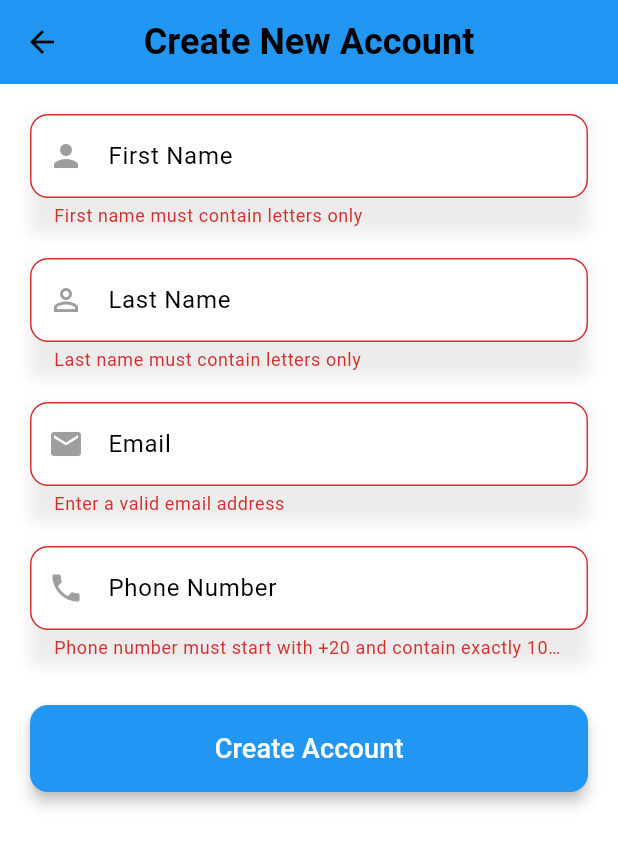
After one commit to SamehKalash/CustomsX, a Flutter app: the CreateAccountScreen screen opened by its route, after a tap on "Create Account", on a phone screen of 412 x 824 dp. The commit adds this screen. Shown: the top 847 px of the screen. Run offline on Flutter 3.47's test engine with Material 3 defaults, Android fonts, the phone set to English and light mode, and no system bars; our stand-ins replace cloud_firestore, firebase_core, shared_preferences; accounts and stored records are empty.

Commit message:
create user screen implemented with dark mode and styling and data entry validation

```diff
--- a/lib/main.dart
+++ b/lib/main.dart
@@ -6,6 +6,8 @@ import 'screens/tracking.dart';
 import 'screens/documents.dart';
 import 'screens/compliance.dart';
 import 'screens/settings.dart';
+import 'screens/forgot_password_screen.dart'; // Import Forgot Password Screen
+import 'screens/create_account_screen.dart'; // Import Create Account Screen
 import 'theme/theme_provider.dart';
 import 'theme/theme.dart'; // Import centralized theme definitions
 import 'screens/splash_screen.dart';
@@ -61,6 +63,8 @@ class GlobalClearApp extends StatelessWidget {
         '/documents': (context) => const DocumentManagementScreen(), // Documents route
         '/compliance': (context) => const ComplianceGuideScreen(), // Compliance route
         '/settings': (context) => const SettingsScreen(), // Settings route
+        '/forgot-password': (context) => const ForgotPasswordScreen(), // Forgot Password route
+        '/create-account': (context) => const CreateAccountScreen(), // Create Account route
       },
       onUnknownRoute: (settings) => MaterialPageRoute(
         builder: (context) =>
--- /dev/null
+++ b/lib/screens/create_account_screen.dart
@@ -0,0 +1,241 @@
+import 'package:flutter/material.dart';
+import 'package:flutter/services.dart';
+
+class CreateAccountScreen extends StatefulWidget {
+  const CreateAccountScreen({super.key});
+
+  @override
+  State<CreateAccountScreen> createState() => _CreateAccountScreenState();
+}
+
+class _CreateAccountScreenState extends State<CreateAccountScreen> {
+  final TextEditingController _emailController = TextEditingController();
+  final TextEditingController _firstNameController = TextEditingController();
+  final TextEditingController _lastNameController = TextEditingController();
+  final TextEditingController _mobileController = TextEditingController();
+
+  String? _firstNameError;
+  String? _lastNameError;
+  String? _emailError;
+  String? _mobileError;
+
+  void _createAccount() {
+    final email = _emailController.text.trim();
+    final firstName = _firstNameController.text.trim();
+    final lastName = _lastNameController.text.trim();
+    final mobile = _mobileController.text.trim();
+
+    setState(() {
+      _firstNameError =
+          firstName.isEmpty || !RegExp(r'^[a-zA-Z]+$').hasMatch(firstName)
+              ? 'First name must contain letters only'
+              : null;
+
+      _lastNameError =
+          lastName.isEmpty || !RegExp(r'^[a-zA-Z]+$').hasMatch(lastName)
+              ? 'Last name must contain letters only'
+              : null;
+
+      _emailError =
+          email.isEmpty || !RegExp(r'^[^@]+@[^@]+\.[^@]+$').hasMatch(email)
+              ? 'Enter a valid email address'
+              : null;
+
+      _mobileError =
+          mobile.isEmpty || !RegExp(r'^\+20\d{10}$').hasMatch(mobile)
+              ? 'Phone number must start with +20 and contain exactly 10 digits'
+              : null;
+    });
+
+    if (_firstNameError == null &&
+        _lastNameError == null &&
+        _emailError == null &&
+        _mobileError == null) {
+      ScaffoldMessenger.of(context).showSnackBar(
+        const SnackBar(
+          content: Text('Account created successfully!'),
+          backgroundColor: Colors.green,
+        ),
+      );
+
+      // Navigate to the Login Screen
+      Navigator.pushReplacementNamed(context, '/login');
+    }
+  }
+
+  @override
+  Widget build(BuildContext context) {
+    final isDarkMode = Theme.of(context).brightness == Brightness.dark;
+
+    return Scaffold(
+      appBar: AppBar(
+        title: Text(
+          'Create New Account',
+          style: TextStyle(
+            fontSize: 24,
+            fontWeight: FontWeight.bold,
+            color: isDarkMode ? Colors.white : Colors.black,
+          ),
+        ),
+        backgroundColor: isDarkMode ? Colors.grey[900] : Colors.blue,
+        elevation: isDarkMode ? 2 : 4,
+        centerTitle: true,
+      ),
+      body: Padding(
+        padding: const EdgeInsets.all(20.0),
+        child: SingleChildScrollView(
+          child: Column(
+            crossAxisAlignment: CrossAxisAlignment.stretch,
+            children: [
+              _buildTextField(
+                controller: _firstNameController,
+                labelText: 'First Name',
+                icon: Icons.person,
+                errorText: _firstNameError,
+                isDarkMode: isDarkMode,
+              ),
+              const SizedBox(height: 20),
+              _buildTextField(
+                controller: _lastNameController,
+                labelText: 'Last Name',
+                icon: Icons.person_outline,
+                errorText: _lastNameError,
+                isDarkMode: isDarkMode,
+              ),
+              const SizedBox(height: 20),
+              _buildTextField(
+                controller: _emailController,
+                labelText: 'Email',
+                icon: Icons.email,
+                errorText: _emailError,
+                isDarkMode: isDarkMode,
+                keyboardType: TextInputType.emailAddress,
+              ),
+              const SizedBox(height: 20),
+              _buildPhoneNumberField(
+                controller: _mobileController,
+                errorText: _mobileError,
+                isDarkMode: isDarkMode,
+              ),
+              const SizedBox(height: 30),
+              ElevatedButton(
+                onPressed: _createAccount,
+                style: ElevatedButton.styleFrom(
+                  padding: const EdgeInsets.symmetric(vertical: 16),
+                  shape: RoundedRectangleBorder(
+                    borderRadius: BorderRadius.circular(12.0),
+                  ),
+                  backgroundColor: Colors.blue,
+                  elevation: 4,
+                ),
+                child: const Text(
+                  'Create Account',
+                  style: TextStyle(fontSize: 18, color: Colors.white),
+                ),
+              ),
+            ],
+          ),
+        ),
+      ),
+    );
+  }
+
+  Widget _buildTextField({
+    required TextEditingController controller,
+    required String labelText,
+    required IconData icon,
+    String? errorText,
+    required bool isDarkMode,
+    TextInputType keyboardType = TextInputType.text,
+    List<TextInputFormatter>? inputFormatters,
+  }) {
+    return Container(
+      decoration: BoxDecoration(
+        boxShadow: [
+          BoxShadow(
+            color: isDarkMode ? Colors.black26 : Colors.grey.withOpacity(0.2),
+            blurRadius: 8,
+            offset: const Offset(0, 4),
+          ),
+        ],
+      ),
+      child: TextField(
+        controller: controller,
+        decoration: InputDecoration(
+          labelText: labelText,
+          labelStyle: TextStyle(
+            color: isDarkMode ? Colors.white70 : Colors.black,
+          ),
+          prefixIcon: Icon(
+            icon,
+            color: isDarkMode ? Colors.white70 : Colors.grey,
+          ),
+          border: OutlineInputBorder(borderRadius: BorderRadius.circular(12.0)),
+          enabledBorder: OutlineInputBorder(
+            borderSide: BorderSide(
+              color: isDarkMode ? Colors.white70 : Colors.grey,
+            ),
+          ),
+          focusedBorder: OutlineInputBorder(
+            borderSide: const BorderSide(color: Colors.blue),
+          ),
+          errorText: errorText,
+          filled: true,
+          fillColor: isDarkMode ? Colors.grey[850] : Colors.white,
+        ),
+        style: TextStyle(color: isDarkMode ? Colors.white : Colors.black),
+        keyboardType: keyboardType,
+        inputFormatters: inputFormatters,
+      ),
+    );
+  }
+
+  Widget _buildPhoneNumberField({
+    required TextEditingController controller,
+    String? errorText,
+    required bool isDarkMode,
+  }) {
+    return Container(
+      decoration: BoxDecoration(
+        boxShadow: [
+          BoxShadow(
+            color: isDarkMode ? Colors.black26 : Colors.grey.withOpacity(0.2),
+            blurRadius: 8,
+            offset: const Offset(0, 4),
+          ),
+        ],
+      ),
+      child: TextField(
+        controller: controller,
+        decoration: InputDecoration(
+          labelText: 'Phone Number',
+          labelStyle: TextStyle(
+            color: isDarkMode ? Colors.white70 : Colors.black,
+          ),
+          prefixIcon: Icon(
+            Icons.phone,
+            color: isDarkMode ? Colors.white70 : Colors.grey,
+          ),
+          border: OutlineInputBorder(borderRadius: BorderRadius.circular(12.0)),
+          enabledBorder: OutlineInputBorder(
+            borderSide: BorderSide(
+              color: isDarkMode ? Colors.white70 : Colors.grey,
+            ),
+          ),
+          focusedBorder: OutlineInputBorder(
+            borderSide: const BorderSide(color: Colors.blue),
+          ),
+          errorText: errorText,
+          filled: true,
+          fillColor: isDarkMode ? Colors.grey[850] : Colors.white,
+        ),
+        style: TextStyle(color: isDarkMode ? Colors.white : Colors.black),
+        keyboardType: TextInputType.phone,
+        inputFormatters: [
+          FilteringTextInputFormatter.digitsOnly,
+          LengthLimitingTextInputFormatter(13),
+        ],
+      ),
+    );
+  }
+}
--- /dev/null
+++ b/lib/screens/forgot_password_screen.dart
@@ -0,0 +1,20 @@
+import 'package:flutter/material.dart';
+
+class ForgotPasswordScreen extends StatelessWidget {
+  const ForgotPasswordScreen({super.key});
+
+  @override
+  Widget build(BuildContext context) {
+    return Scaffold(
+      appBar: AppBar(
+        title: const Text('Forgot Password'),
+      ),
+      body: Center(
+        child: const Text(
+          'Forgot Password Screen',
+          style: TextStyle(fontSize: 18),
+        ),
+      ),
+    );
+  }
+}
--- a/lib/screens/login_screen.dart
+++ b/lib/screens/login_screen.dart
@@ -17,7 +17,6 @@ class _LoginScreenState extends State<LoginScreen> {
     final password = _passwordController.text.trim();
 
     if (email.isEmpty || password.isEmpty) {
-      // Show a SnackBar if fields are empty
       ScaffoldMessenger.of(context).showSnackBar(
         SnackBar(
           content: const Text('Please enter both email and password'),
@@ -28,16 +27,14 @@ class _LoginScreenState extends State<LoginScreen> {
     }
 
     setState(() {
-      _isLoading = true; // Show loading indicator
+      _isLoading = true;
     });
 
-    // Simulate a login process
     Future.delayed(const Duration(seconds: 2), () {
       setState(() {
-        _isLoading = false; // Hide loading indicator
+        _isLoading = false;
       });
 
-      // Navigate to the Dashboard Screen
       Navigator.pushReplacementNamed(context, '/dashboard');
     });
   }
@@ -108,7 +105,9 @@ class _LoginScreenState extends State<LoginScreen> {
                   borderRadius: BorderRadius.circular(8.0),
                 ),
               ),
-              style: TextStyle(color: isDarkMode ? Colors.white : Colors.black),
+              style: TextStyle(
+                color: isDarkMode ? Colors.white : Colors.black,
+              ),
             ),
             const SizedBox(height: 16),
             TextField(
@@ -139,24 +138,23 @@ class _LoginScreenState extends State<LoginScreen> {
                   borderRadius: BorderRadius.circular(8.0),
                 ),
               ),
-              style: TextStyle(color: isDarkMode ? Colors.white : Colors.black),
+              style: TextStyle(
+                color: isDarkMode ? Colors.white : Colors.black,
+              ),
             ),
             const SizedBox(height: 20),
             ElevatedButton(
-              onPressed:
-                  _isLoading ? null : _login, // Disable button while loading
+              onPressed: _isLoading ? null : _login,
               style: ElevatedButton.styleFrom(
                 padding: const EdgeInsets.symmetric(vertical: 16),
                 shape: RoundedRectangleBorder(
                   borderRadius: BorderRadius.circular(8.0),
                 ),
-                backgroundColor:
-                    _isLoading
+                backgroundColor: _isLoading
                     ? (isDarkMode ? Colors.grey[800] : Colors.grey)
                     : Colors.blue,
               ),
-              child:
-                  _isLoading
+              child: _isLoading
                   ? const CircularProgressIndicator(
                       valueColor: AlwaysStoppedAnimation<Color>(Colors.white),
                     )
@@ -164,10 +162,32 @@ class _LoginScreenState extends State<LoginScreen> {
                       'Login',
                       style: TextStyle(
                         fontSize: 18,
-                          color:
-                              _isLoading
+                        color: _isLoading
                             ? (isDarkMode ? Colors.white70 : Colors.white)
                             : Colors.white,
+                      ),
+                    ),
+            ),
+            const SizedBox(height: 20),
+            TextButton(
+              onPressed: () {
+                Navigator.pushNamed(context, '/forgot-password');
+              },
+              child: Text(
+                'Forgot Password?',
+                style: TextStyle(
+                  color: isDarkMode ? Colors.blue[300] : Colors.blue,
+                ),
+              ),
+            ),
+            TextButton(
+              onPressed: () {
+                Navigator.pushNamed(context, '/create-account');
+              },
+              child: Text(
+                'Create New Account',
+                style: TextStyle(
+                  color: isDarkMode ? Colors.blue[300] : Colors.blue,
                 ),
               ),
             ),
```
Also changed, not shown: 3 other files. Lines whose indentation alone changed are shown as unchanged.
